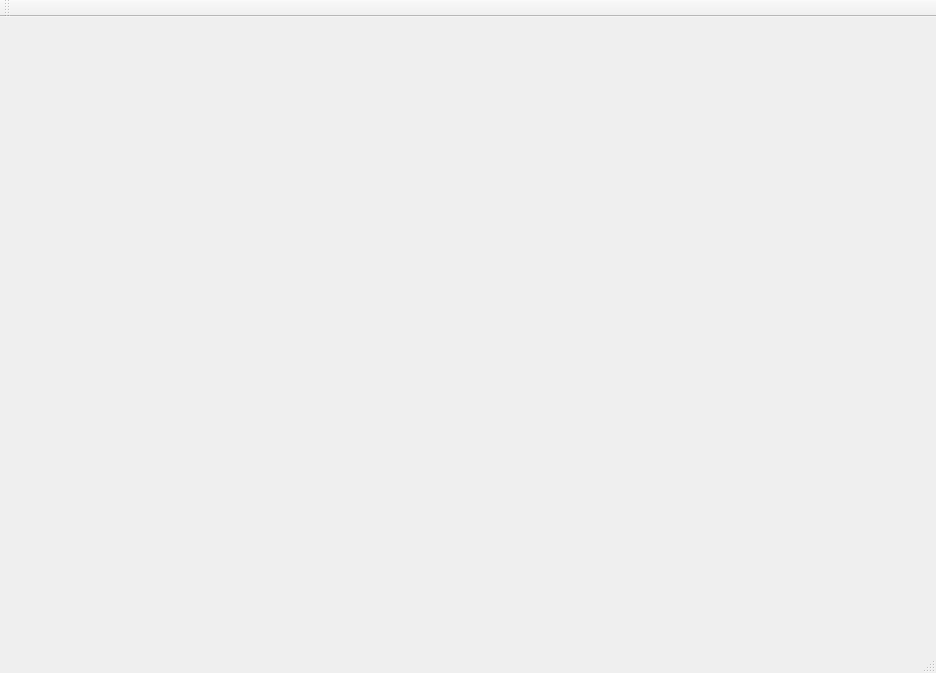
First picture: the form in QtProject/Mesh/MeshLoaderQt/mainwindow.ui, repository flaviadcasag/SE_ProjectVibot, before the edit.
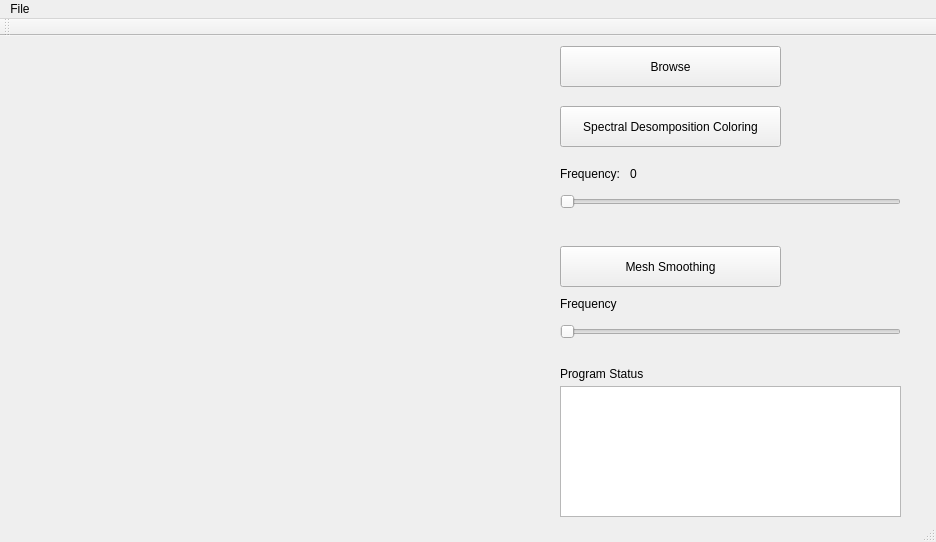
Second picture: the form after the edit. Custom widgets are drawn as their Qt base class.

Diff of the .ui file:
```diff
--- a/QtProject/Mesh/MeshLoaderQt/mainwindow.ui
+++ b/QtProject/Mesh/MeshLoaderQt/mainwindow.ui
@@ -7,7 +7,7 @@
     <x>0</x>
     <y>0</y>
     <width>936</width>
-    <height>673</height>
+    <height>542</height>
    </rect>
   </property>
   <property name="windowTitle">
@@ -17,13 +17,140 @@
    <widget class="myGLWidget" name="RenderingWidget" native="true">
     <property name="geometry">
      <rect>
-      <x>40</x>
-      <y>30</y>
-      <width>711</width>
-      <height>451</height>
+      <x>10</x>
+      <y>10</y>
+      <width>541</width>
+      <height>471</height>
      </rect>
     </property>
    </widget>
+   <widget class="QPushButton" name="SpecButton">
+    <property name="geometry">
+     <rect>
+      <x>560</x>
+      <y>70</y>
+      <width>221</width>
+      <height>41</height>
+     </rect>
+    </property>
+    <property name="text">
+     <string>Spectral Desomposition Coloring</string>
+    </property>
+   </widget>
+   <widget class="QSlider" name="horizontalSlider">
+    <property name="geometry">
+     <rect>
+      <x>560</x>
+      <y>150</y>
+      <width>341</width>
+      <height>31</height>
+     </rect>
+    </property>
+    <property name="orientation">
+     <enum>Qt::Horizontal</enum>
+    </property>
+   </widget>
+   <widget class="QLabel" name="label">
+    <property name="geometry">
+     <rect>
+      <x>560</x>
+      <y>130</y>
+      <width>71</width>
+      <height>16</height>
+     </rect>
+    </property>
+    <property name="text">
+     <string>Frequency:</string>
+    </property>
+   </widget>
+   <widget class="QPushButton" name="smoothButton">
+    <property name="geometry">
+     <rect>
+      <x>560</x>
+      <y>210</y>
+      <width>221</width>
+      <height>41</height>
+     </rect>
+    </property>
+    <property name="text">
+     <string>Mesh Smoothing</string>
+    </property>
+   </widget>
+   <widget class="QSlider" name="horizontalSlider_2">
+    <property name="geometry">
+     <rect>
+      <x>560</x>
+      <y>280</y>
+      <width>341</width>
+      <height>31</height>
+     </rect>
+    </property>
+    <property name="orientation">
+     <enum>Qt::Horizontal</enum>
+    </property>
+   </widget>
+   <widget class="QLabel" name="label_2">
+    <property name="geometry">
+     <rect>
+      <x>560</x>
+      <y>260</y>
+      <width>121</width>
+      <height>16</height>
+     </rect>
+    </property>
+    <property name="text">
+     <string>Frequency</string>
+    </property>
+   </widget>
+   <widget class="QTextEdit" name="textEdit">
+    <property name="geometry">
+     <rect>
+      <x>560</x>
+      <y>350</y>
+      <width>341</width>
+      <height>131</height>
+     </rect>
+    </property>
+   </widget>
+   <widget class="QLabel" name="label_3">
+    <property name="geometry">
+     <rect>
+      <x>560</x>
+      <y>330</y>
+      <width>121</width>
+      <height>16</height>
+     </rect>
+    </property>
+    <property name="text">
+     <string>Program Status</string>
+    </property>
+   </widget>
+   <widget class="QPushButton" name="browseButton">
+    <property name="geometry">
+     <rect>
+      <x>560</x>
+      <y>10</y>
+      <width>221</width>
+      <height>41</height>
+     </rect>
+    </property>
+    <property name="text">
+     <string>Browse</string>
+    </property>
+   </widget>
+   <widget class="QLabel" name="freqValue">
+    <property name="geometry">
+     <rect>
+      <x>630</x>
+      <y>130</y>
+      <width>71</width>
+      <height>16</height>
+     </rect>
+    </property>
+    <property name="text">
+     <string>0</string>
+    </property>
+   </widget>
   </widget>
   <widget class="QMenuBar" name="menuBar">
    <property name="geometry">
@@ -34,6 +161,13 @@
      <height>21</height>
     </rect>
    </property>
+   <widget class="QMenu" name="menuFile">
+    <property name="title">
+     <string>File</string>
+    </property>
+    <addaction name="actionLoad"/>
+   </widget>
+   <addaction name="menuFile"/>
   </widget>
   <widget class="QToolBar" name="mainToolBar">
    <attribute name="toolBarArea">
```
Left out of the diff: 9 changed lines with no effect on the pictures.
